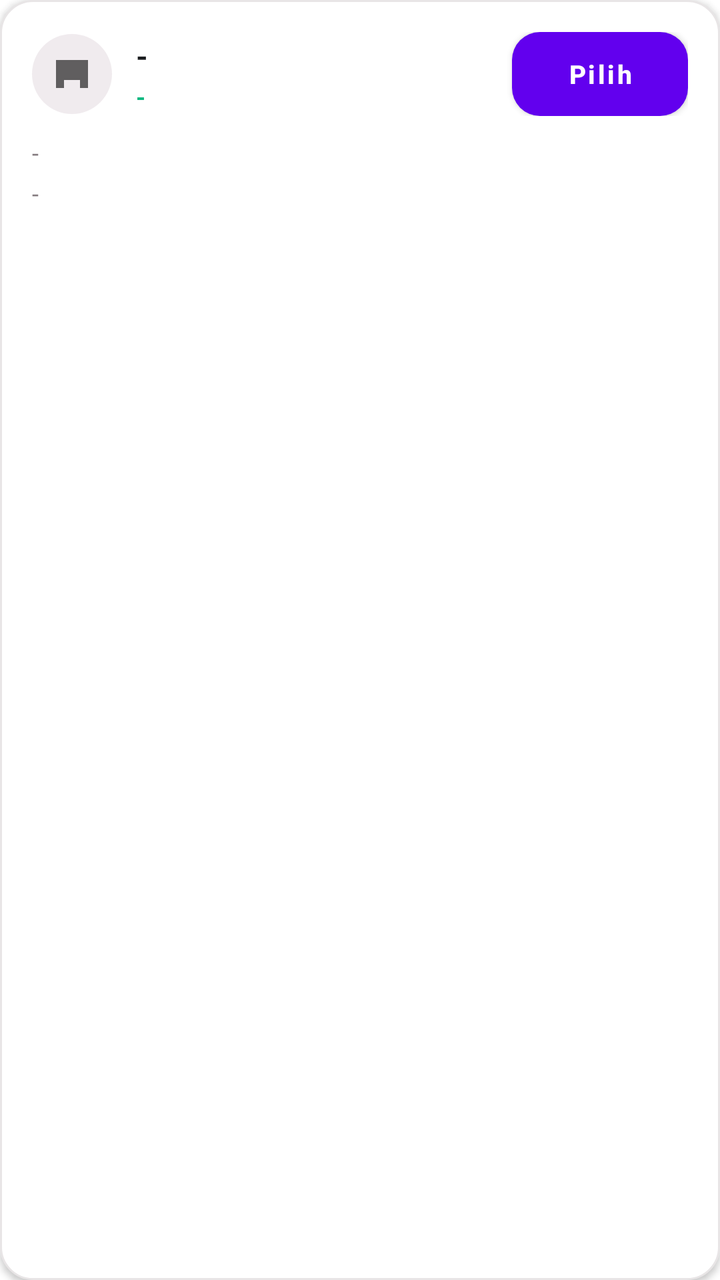
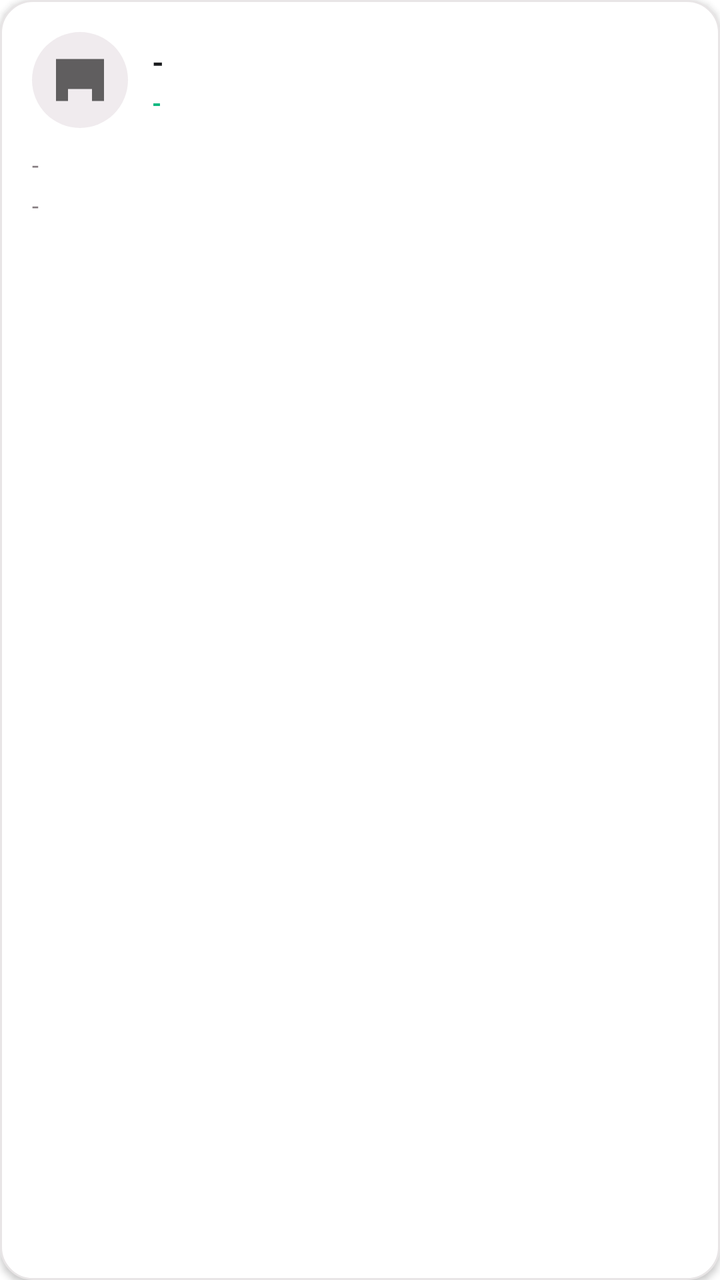

Before-and-after screenshots of an Android layout around one commit, followed by the original layout XML and the change that was made.
<!-- AndroidManifest.xml: application theme Theme.Sixtern -->
<!-- res/layout/item_company_pick.xml -->
<?xml version="1.0" encoding="utf-8"?>
<LinearLayout xmlns:android="http://schemas.android.com/apk/res/android"
    android:layout_width="match_parent"
    android:layout_height="wrap_content"
    android:background="@drawable/bg_home_card"
    android:elevation="2dp"
    android:orientation="vertical"
    android:padding="16dp">

    <LinearLayout
        android:layout_width="match_parent"
        android:layout_height="wrap_content"
        android:gravity="center_vertical"
        android:orientation="horizontal">

        <ImageView
            android:layout_width="40dp"
            android:layout_height="40dp"
            android:background="@drawable/bg_icon_circle"
            android:contentDescription="@string/company_hint"
            android:padding="8dp"
            android:src="@drawable/ic_nav_company" />

        <LinearLayout
            android:layout_width="0dp"
            android:layout_height="wrap_content"
            android:layout_marginStart="12dp"
            android:layout_weight="1"
            android:orientation="vertical">

            <TextView
                android:id="@+id/companyName"
                android:layout_width="wrap_content"
                android:layout_height="wrap_content"
                android:text="-"
                android:textColor="@color/login_text_primary"
                android:textSize="15sp"
                android:textStyle="bold" />

            <TextView
                android:id="@+id/companySlots"
                android:layout_width="wrap_content"
                android:layout_height="wrap_content"
                android:layout_marginTop="2dp"
                android:text="-"
                android:textColor="@color/sixtern_green"
                android:textSize="12sp"
                android:textStyle="bold" />
        </LinearLayout>

        <Button
            android:id="@+id/pickButton"
            android:layout_width="wrap_content"
            android:layout_height="42dp"
            android:background="@drawable/bg_login_button"
            android:backgroundTint="@null"
            android:minWidth="88dp"
            android:text="@string/choose_company_join"
            android:textAllCaps="false"
            android:textColor="@color/login_button_text"
            android:textSize="13sp"
            android:textStyle="bold" />
    </LinearLayout>

    <TextView
        android:id="@+id/companySchedule"
        android:layout_width="wrap_content"
        android:layout_height="wrap_content"
        android:layout_marginTop="10dp"
        android:text="-"
        android:textColor="@color/login_text_secondary"
        android:textSize="12sp" />

    <TextView
        android:id="@+id/companyBenefits"
        android:layout_width="wrap_content"
        android:layout_height="wrap_content"
        android:layout_marginTop="4dp"
        android:maxLines="3"
        android:text="-"
        android:textColor="@color/login_text_secondary"
        android:textSize="12sp" />
</LinearLayout>
<!-- resources referenced by this layout -->
<resources>
  <color name="login_button_text">#FFFFFFFF</color>
  <color name="login_text_primary">#FF1A1C1E</color>
  <color name="login_text_secondary">#FF847B7F</color>
  <color name="sixtern_green">#FF10B981</color>
  <!-- drawable bg_home_card (drawable) -->
  <?xml version="1.0" encoding="utf-8"?>
  <shape xmlns:android="http://schemas.android.com/apk/res/android" android:shape="rectangle">
      <solid android:color="@color/login_card" />
      <stroke android:width="1dp" android:color="@color/login_input_stroke" />
      <corners android:radius="16dp" />
  </shape>
  <!-- drawable bg_icon_circle (drawable) -->
  <?xml version="1.0" encoding="utf-8"?>
  <shape xmlns:android="http://schemas.android.com/apk/res/android" android:shape="oval">
      <solid android:color="#1A6F3F59" />
  </shape>
  <!-- drawable bg_login_button (drawable) -->
  <?xml version="1.0" encoding="utf-8"?>
  <shape xmlns:android="http://schemas.android.com/apk/res/android" android:shape="rectangle">
      <solid android:color="@color/login_button" />
      <corners android:radius="14dp" />
  </shape>
  <!-- drawable ic_nav_company (drawable) -->
  <?xml version="1.0" encoding="utf-8"?>
  <vector xmlns:android="http://schemas.android.com/apk/res/android"
      android:width="24dp"
      android:height="24dp"
      android:viewportWidth="24"
      android:viewportHeight="24"
      android:tint="?attr/colorControlNormal">
      <path
          android:fillColor="#FF000000"
          android:pathData="M9,11H7v2h2v-2zM13.5,11h-2v2h2v-2zM18,11h-2v2h2v-2zM4,5v14h4v-4h8v4h4V5H4z" />
  </vector>
  <string name="choose_company_join">Pilih</string>
  <string name="company_hint">Tempat magang</string>
  <style name="Theme.Sixtern" parent="Theme.MaterialComponents.DayNight.DarkActionBar">
          
          <item name="colorPrimary">@color/purple_500</item>
          <item name="colorPrimaryVariant">@color/purple_700</item>
          <item name="colorOnPrimary">@color/white</item>
          
          <item name="colorSecondary">@color/teal_200</item>
          <item name="colorSecondaryVariant">@color/teal_700</item>
          <item name="colorOnSecondary">@color/black</item>
          
          <item name="android:statusBarColor">?attr/colorPrimaryVariant</item>
          
      </style>
  <color name="login_card">#FFFFFFFF</color>
  <color name="login_input_stroke">#FFE8E5E6</color>
  <color name="login_button">#FF6F3F59</color>
  <color name="purple_500">#FF6200EE</color>
  <color name="purple_700">#FF3700B3</color>
  <color name="white">#FFFFFFFF</color>
  <color name="teal_200">#FF03DAC5</color>
  <color name="teal_700">#FF018786</color>
  <color name="black">#FF000000</color>
</resources>

<!-- the commit's change to res/layout/item_company_pick.xml (unified diff, before → after) -->
@@ -3,7 +3,10 @@
     android:layout_width="match_parent"
     android:layout_height="wrap_content"
     android:background="@drawable/bg_home_card"
+    android:clickable="true"
     android:elevation="2dp"
+    android:focusable="true"
+    android:foreground="?attr/selectableItemBackground"
     android:orientation="vertical"
     android:padding="16dp">
 
@@ -14,11 +17,13 @@
         android:orientation="horizontal">
 
         <ImageView
-            android:layout_width="40dp"
-            android:layout_height="40dp"
+            android:id="@+id/companyLogo"
+            android:layout_width="48dp"
+            android:layout_height="48dp"
             android:background="@drawable/bg_icon_circle"
             android:contentDescription="@string/company_hint"
-            android:padding="8dp"
+            android:padding="6dp"
+            android:scaleType="centerCrop"
             android:src="@drawable/ic_nav_company" />
 
         <LinearLayout
@@ -47,19 +52,6 @@
                 android:textSize="12sp"
                 android:textStyle="bold" />
         </LinearLayout>
-
-        <Button
-            android:id="@+id/pickButton"
-            android:layout_width="wrap_content"
-            android:layout_height="42dp"
-            android:background="@drawable/bg_login_button"
-            android:backgroundTint="@null"
-            android:minWidth="88dp"
-            android:text="@string/choose_company_join"
-            android:textAllCaps="false"
-            android:textColor="@color/login_button_text"
-            android:textSize="13sp"
-            android:textStyle="bold" />
     </LinearLayout>
 
     <TextView
<!-- resource entries referenced after the edit -->
@@ -1,6 +1,5 @@
 <!-- resources referenced by this layout -->
 <resources>
-  <color name="login_button_text">#FFFFFFFF</color>
   <color name="login_text_primary">#FF1A1C1E</color>
   <color name="login_text_secondary">#FF847B7F</color>
   <color name="sixtern_green">#FF10B981</color>
@@ -16,12 +15,6 @@
   <shape xmlns:android="http://schemas.android.com/apk/res/android" android:shape="oval">
       <solid android:color="#1A6F3F59" />
   </shape>
-  <!-- drawable bg_login_button (drawable) -->
-  <?xml version="1.0" encoding="utf-8"?>
-  <shape xmlns:android="http://schemas.android.com/apk/res/android" android:shape="rectangle">
-      <solid android:color="@color/login_button" />
-      <corners android:radius="14dp" />
-  </shape>
   <!-- drawable ic_nav_company (drawable) -->
   <?xml version="1.0" encoding="utf-8"?>
   <vector xmlns:android="http://schemas.android.com/apk/res/android"
@@ -34,7 +27,6 @@
           android:fillColor="#FF000000"
           android:pathData="M9,11H7v2h2v-2zM13.5,11h-2v2h2v-2zM18,11h-2v2h2v-2zM4,5v14h4v-4h8v4h4V5H4z" />
   </vector>
-  <string name="choose_company_join">Pilih</string>
   <string name="company_hint">Tempat magang</string>
   <style name="Theme.Sixtern" parent="Theme.MaterialComponents.DayNight.DarkActionBar">
           
@@ -51,7 +43,6 @@
       </style>
   <color name="login_card">#FFFFFFFF</color>
   <color name="login_input_stroke">#FFE8E5E6</color>
-  <color name="login_button">#FF6F3F59</color>
   <color name="purple_500">#FF6200EE</color>
   <color name="purple_700">#FF3700B3</color>
   <color name="white">#FFFFFFFF</color>
